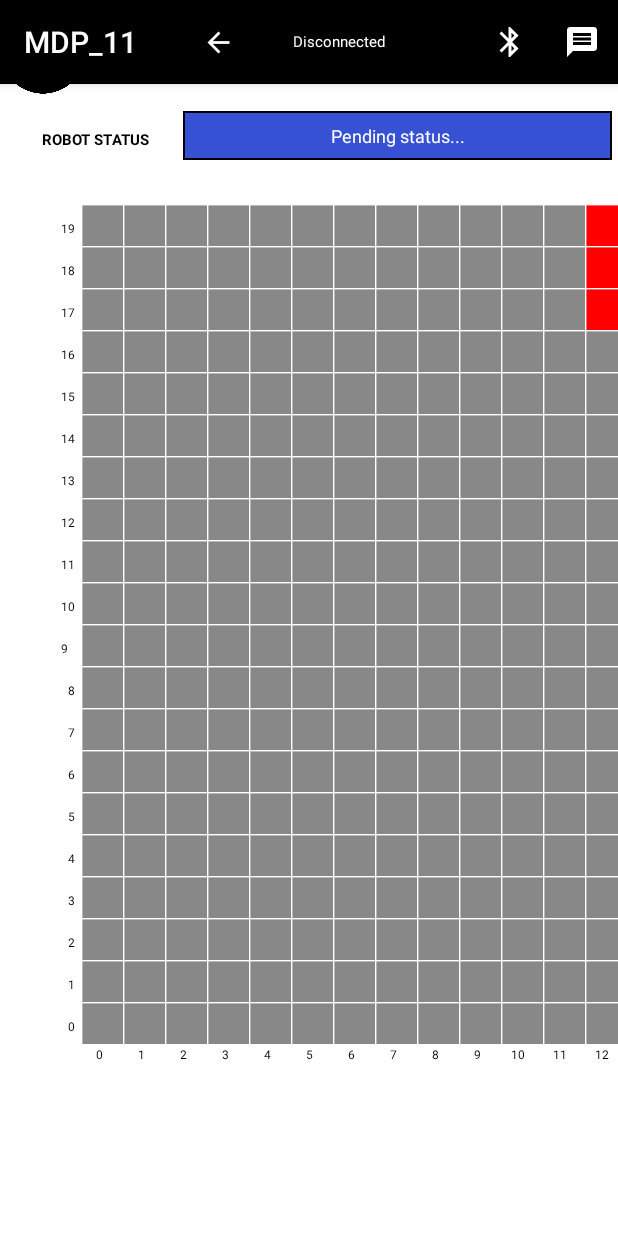
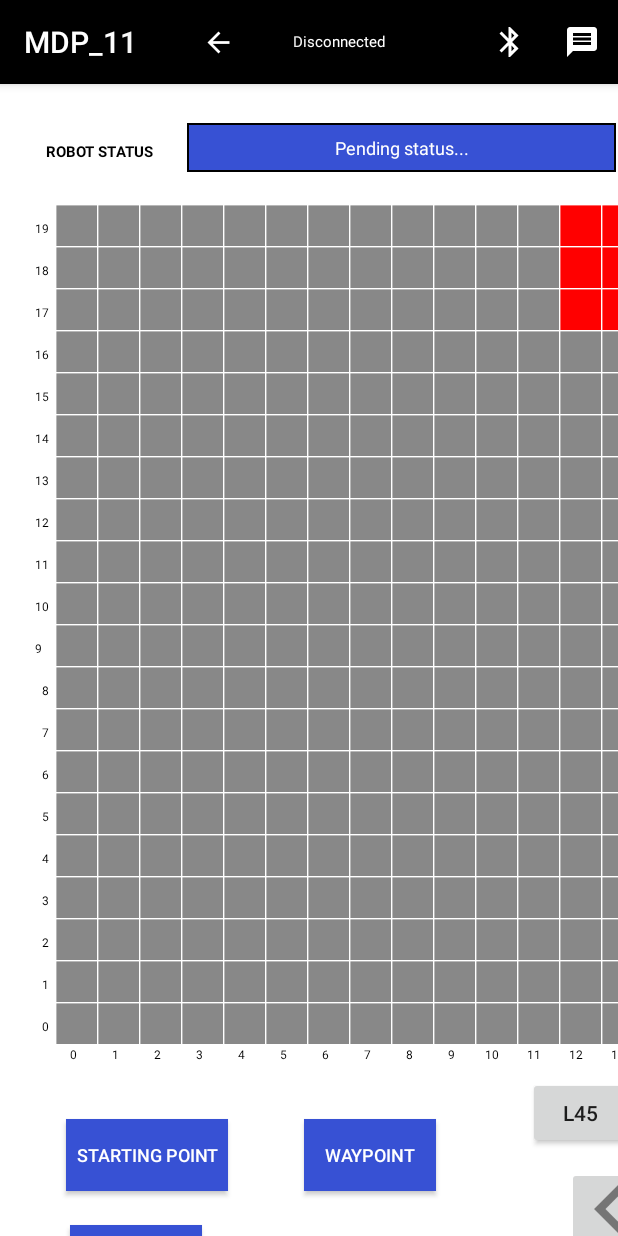
Before and after one commit to GuangWeiNgoh/MDP_11, an Android app: the screen it shows after launch (MainActivity), on a phone screen of 412 x 824 dp. Run offline under Robolectric (Android 15) with nearby library versions, the phone set to English and light mode, and no system bars.

Commit message:
Updated absolute ui

```diff
--- a/app/src/main/java/com/android/mdp_11/GridMap.java
+++ b/app/src/main/java/com/android/mdp_11/GridMap.java
@@ -1265,7 +1265,7 @@ public class GridMap extends View {
         ToggleButton manualAutoToggleBtn = ((Activity)this.getContext()).findViewById(R.id.manualAutoToggleBtn);
         Switch phoneTiltSwitch = ((Activity)this.getContext()).findViewById(R.id.phoneTiltSwitch);
         updateRobotAxis(0, 0, "None");
-        robotStatusTextView.setText("status");
+        robotStatusTextView.setText("Pending status...");
         sharedPreferences();
         editor.putString("receivedText", "");
         editor.putString("sentText", "");
--- a/app/src/main/java/com/android/mdp_11/MainActivity.java
+++ b/app/src/main/java/com/android/mdp_11/MainActivity.java
@@ -63,11 +63,11 @@ public class MainActivity extends AppCompatActivity implements SensorEventListen
     TextView exploreTimeTextView, fastestTimeTextView;
     ToggleButton exploreToggleBtn, fastestToggleBtn;
     ImageButton exploreResetImageBtn, fastestResetImageBtn;
-    ImageButton calibrationBtn;
+//    ImageButton calibrationBtn;
     TextView robotStatusTextView;
     ImageButton moveForwardImageBtn, turnRightImageBtn, moveBackwardImageBtn, turnLeftImageBtn;
     Switch phoneTiltSwitch;
-    Button resetMapBtn, left45Btn, right45Btn;
+    Button resetMapBtn, left45Btn, right45Btn, calibrationBtn;
     ToggleButton setStartPointToggleBtn, setWaypointToggleBtn;
     TextView xAxisTextView, yAxisTextView, directionAxisTextView;
     ImageButton directionChangeImageBtn, exploredImageBtn, obstacleImageBtn, clearImageBtn;
--- a/app/src/main/res/layout/activity_main.xml
+++ b/app/src/main/res/layout/activity_main.xml
@@ -20,8 +20,39 @@
         android:layout_width="450dp"
         android:layout_height="600dp"
         android:layout_marginStart="15dp"
-        android:layout_x="26dp"
+        android:layout_x="9dp"
         android:layout_y="136dp" />
+
+    <Button
+        android:id="@+id/reconfigureBtn"
+        android:layout_width="74dp"
+        android:layout_height="56dp"
+        android:layout_marginEnd="30dp"
+        android:layout_marginBottom="214dp"
+        android:layout_x="485dp"
+        android:layout_y="289dp"
+        android:background="@color/colorAccent"
+        android:text="Recon"
+        android:textAlignment="center"
+        android:textColor="@color/colorWhite"
+        android:textSize="12sp"
+        android:textStyle="bold" />
+
+    <Button
+        android:id="@+id/f1Btn"
+        android:layout_width="74dp"
+        android:layout_height="56dp"
+        android:layout_marginEnd="30dp"
+        android:layout_marginBottom="372dp"
+        android:layout_x="485dp"
+        android:layout_y="148dp"
+        android:background="@color/colorAccent"
+        android:contentDescription="F1 value"
+        android:text="F1"
+        android:textAlignment="center"
+        android:textColor="@color/colorWhite"
+        android:textSize="12sp"
+        android:textStyle="bold" />
 
     <Button
         android:id="@+id/f2Btn"
@@ -29,54 +60,15 @@
         android:layout_height="56dp"
         android:layout_marginEnd="30dp"
         android:layout_marginBottom="295dp"
-        android:layout_x="494dp"
-        android:layout_y="204dp"
+        android:layout_x="485dp"
+        android:layout_y="218dp"
         android:background="@color/colorAccent"
         android:contentDescription="F2 value"
         android:text="F2"
         android:textAlignment="center"
         android:textColor="@color/colorWhite"
-        android:textSize="16sp"
+        android:textSize="12sp"
         android:textStyle="bold" />
-
-    <Button
-        android:id="@+id/reconfigureBtn"
-        android:layout_width="74dp"
-        android:layout_height="56dp"
-        android:layout_marginEnd="30dp"
-        android:layout_marginBottom="214dp"
-        android:layout_x="496dp"
-        android:layout_y="272dp"
-        android:background="@color/colorAccent"
-        android:text="Recon"
-        android:textAlignment="center"
-        android:textColor="@color/colorWhite"
-        android:textSize="16sp"
-        android:textStyle="bold" />
-
-    <ToggleButton
-        android:id="@+id/exploreToggleBtn"
-        android:layout_width="wrap_content"
-        android:layout_height="wrap_content"
-        android:layout_marginTop="57dp"
-        android:layout_x="487dp"
-        android:layout_y="349dp"
-        android:gravity="center_vertical"
-
-        android:textAlignment="center"
-        android:textOff="@string/explore_button"
-        android:textOn="STOP"
-        android:textSize="10sp" />
-
-    <TextView
-        android:id="@+id/exploreTimeTextView"
-        android:layout_width="77dp"
-        android:layout_height="52dp"
-        android:layout_marginTop="118dp"
-        android:layout_x="493dp"
-        android:layout_y="397dp"
-        android:text="@string/default_time"
-        android:textSize="10sp" />
 
     <ToggleButton
         android:id="@+id/fastestToggleBtn"
@@ -84,11 +76,24 @@
         android:layout_height="wrap_content"
         android:layout_marginStart="49dp"
         android:layout_marginTop="9dp"
-        android:layout_x="490dp"
-        android:layout_y="456dp"
+        android:layout_x="475dp"
+        android:layout_y="467dp"
         android:gravity="center_vertical"
         android:textAlignment="center"
         android:textOff="@string/fastest_button"
+        android:textOn="STOP"
+        android:textSize="10sp" />
+
+    <ToggleButton
+        android:id="@+id/exploreToggleBtn"
+        android:layout_width="wrap_content"
+        android:layout_height="wrap_content"
+        android:layout_marginTop="57dp"
+        android:layout_x="476dp"
+        android:layout_y="390dp"
+        android:gravity="center_vertical"
+        android:textAlignment="center"
+        android:textOff="@string/explore_button"
         android:textOn="STOP"
         android:textSize="10sp" />
 
@@ -97,26 +102,21 @@
         android:layout_width="73dp"
         android:layout_height="56dp"
         android:layout_marginStart="59dp"
-        android:layout_x="493dp"
-        android:layout_y="509dp"
+        android:layout_x="483dp"
+        android:layout_y="519dp"
         android:text="@string/default_time"
         android:textSize="10sp" />
 
-    <Button
-        android:id="@+id/f1Btn"
-        android:layout_width="74dp"
-        android:layout_height="56dp"
-        android:layout_marginEnd="30dp"
-        android:layout_marginBottom="372dp"
-        android:layout_x="496dp"
-        android:layout_y="136dp"
-        android:background="@color/colorAccent"
-        android:contentDescription="F1 value"
-        android:text="F1"
-        android:textAlignment="center"
-        android:textColor="@color/colorWhite"
-        android:textSize="16sp"
-        android:textStyle="bold" />
+    <TextView
+        android:id="@+id/exploreTimeTextView"
+        android:layout_width="77dp"
+        android:layout_height="52dp"
+        android:layout_marginTop="118dp"
+        android:layout_x="483dp"
+        android:layout_y="438dp"
+        android:text="@string/default_time"
+        android:textSize="10sp" />
+
 
     <TextView
         android:id="@+id/exploreTextView"
@@ -141,15 +141,19 @@
         app:srcCompat="@drawable/ic_refresh" />
     <!--  wrap_content  -->
 
-    <ImageButton
+    <Button
         android:id="@+id/calibrationBtn"
-        style="@android:style/Widget.Holo.Light.ImageButton"
-        android:layout_width="45dp"
-        android:layout_height="45dp"
+        android:layout_width="wrap_content"
+        android:layout_height="wrap_content"
         android:layout_marginTop="21dp"
         android:layout_marginEnd="148dp"
         android:layout_marginBottom="52dp"
-        app:srcCompat="@drawable/ic_refresh" />
+        android:layout_x="475dp"
+        android:layout_y="630dp"
+        android:text="CALIBRATE"
+        android:textSize="11sp"
+        android:textStyle="bold"/>
+    <!--        app:srcCompat="@drawable/ic_refresh"-->
 
     <TextView
         android:id="@+id/fastestTextView"
@@ -183,8 +187,8 @@
         android:layout_height="wrap_content"
         android:layout_marginStart="140dp"
         android:layout_marginTop="75dp"
-        android:layout_x="122dp"
-        android:layout_y="74dp"
+        android:layout_x="125dp"
+        android:layout_y="82dp"
         android:background="@drawable/border"
         android:padding="8dp"
         android:scrollbars="vertical"
@@ -201,13 +205,20 @@
         android:layout_marginTop="8dp"
         android:layout_marginEnd="24dp"
         android:layout_marginBottom="15dp"
-        android:layout_x="-7dp"
-        android:layout_y="86dp"
+        android:layout_x="-4dp"
+        android:layout_y="94dp"
         android:text="@string/robot_status_title"
         android:textAlignment="center"
         android:textColor="@color/colorBlack"
         android:textSize="10dp"
         android:textStyle="bold" />
+
+    <!--  wrap_content  -->
+    <!--  210 x wrap_content  -->
+
+    <!--  150 x wrap_content  -->
+
+    <!--  30 x 40  -->
 
     <Switch
         android:id="@+id/phoneTiltSwitch"
@@ -216,12 +227,41 @@
         android:layout_marginStart="8dp"
         android:layout_marginTop="106dp"
         android:layout_marginEnd="8dp"
+        android:layout_x="203dp"
+        android:layout_y="826dp"
         android:splitTrack="false"
-        android:text="TILT OFF"/>
-    <!--  wrap_content  -->
-    <!--  210 x wrap_content  -->
+        android:textSize="12sp"
+        android:text="TILT OFF" />
 
-    <!--  150 x wrap_content  -->
+    <ToggleButton
+        android:id="@+id/setWaypointToggleBtn"
+        android:layout_width="wrap_content"
+        android:layout_height="wrap_content"
+        android:layout_marginTop="8dp"
+        android:layout_x="203dp"
+        android:layout_y="746dp"
+        android:background="@color/colorAccent"
+        android:textAlignment="center"
+        android:textColor="@color/colorWhite"
+        android:textOff="@string/set_waypoint_button"
+        android:textOn="CANCEL"
+        android:textSize="12sp" />
+
+    <ToggleButton
+        android:id="@+id/setStartPointToggleBtn"
+        android:layout_width="wrap_content"
+        android:layout_height="wrap_content"
+        android:layout_marginStart="8dp"
+        android:layout_marginEnd="8dp"
+        android:layout_x="44dp"
+        android:layout_y="746dp"
+        android:background="@color/colorAccent"
+        android:padding="10px"
+        android:textAlignment="center"
+        android:textColor="@color/colorWhite"
+        android:textOff="@string/set_start_point_button"
+        android:textOn="CANCEL"
+        android:textSize="12sp" />
 
     <Button
         android:id="@+id/resetMapBtn"
@@ -229,40 +269,14 @@
         android:layout_height="wrap_content"
         android:layout_marginStart="10dp"
         android:layout_marginEnd="30dp"
+        android:layout_x="47dp"
+        android:layout_y="817dp"
         android:background="@color/colorAccent"
         android:padding="10px"
         android:text="@string/reset_map_button"
         android:textAlignment="center"
         android:textColor="@color/colorWhite"
-        android:textSize="10sp"/>
-
-    <!--  30 x 40  -->
-
-    <ToggleButton
-        android:id="@+id/setStartPointToggleBtn"
-        android:layout_width="wrap_content"
-        android:layout_height="wrap_content"
-        android:layout_marginStart="8dp"
-        android:layout_marginEnd="8dp"
-        android:background="@color/colorAccent"
-        android:padding="10px"
-        android:textAlignment="center"
-        android:textColor="@color/colorWhite"
-        android:textOff="@string/set_start_point_button"
-        android:textOn="CANCEL"
-        android:textSize="10sp"/>
-
-    <ToggleButton
-        android:id="@+id/setWaypointToggleBtn"
-        android:layout_width="wrap_content"
-        android:layout_height="wrap_content"
-        android:layout_marginTop="8dp"
-        android:background="@color/colorAccent"
-        android:textAlignment="center"
-        android:textColor="@color/colorWhite"
-        android:textOff="@string/set_waypoint_button"
-        android:textOn="CANCEL"
-        android:textSize="10sp"/>
+        android:textSize="12sp" />
 
     <TextView
         android:id="@+id/xLabelTextView"
@@ -331,45 +345,53 @@
 
     <ImageButton
         android:id="@+id/directionChangeImageBtn"
-        android:layout_width="57dp"
-        android:layout_height="67dp"
+        android:layout_width="30dp"
+        android:layout_height="30dp"
         android:layout_marginStart="8dp"
         android:layout_marginTop="200dp"
         android:layout_marginEnd="40dp"
         android:layout_marginBottom="8dp"
+        android:layout_x="440dp"
+        android:layout_y="85dp"
         android:background="@null"
         android:scaleType="fitCenter"
         app:srcCompat="@drawable/icon_direction" />
 
     <ImageButton
         android:id="@+id/exploredImageBtn"
-        android:layout_width="57dp"
-        android:layout_height="67dp"
+        android:layout_width="30dp"
+        android:layout_height="30dp"
         android:layout_marginStart="504dp"
         android:layout_marginTop="192dp"
         android:layout_marginEnd="8dp"
+        android:layout_x="480dp"
+        android:layout_y="85dp"
         android:background="@null"
         android:scaleType="fitCenter"
         app:srcCompat="@drawable/icon_checked" />
 
     <ImageButton
         android:id="@+id/obstacleImageBtn"
-        android:layout_width="57dp"
-        android:layout_height="67dp"
+        android:layout_width="30dp"
+        android:layout_height="30dp"
         android:layout_marginStart="8dp"
         android:layout_marginTop="8dp"
         android:layout_marginEnd="28dp"
+        android:layout_x="520dp"
+        android:layout_y="85dp"
         android:background="@null"
         android:scaleType="fitCenter"
         app:srcCompat="@drawable/icon_obstacle" />
 
     <ImageButton
         android:id="@+id/clearImageBtn"
-        android:layout_width="57dp"
-        android:layout_height="67dp"
+        android:layout_width="30dp"
+        android:layout_height="30dp"
         android:layout_marginStart="8dp"
         android:layout_marginEnd="28dp"
         android:layout_marginBottom="56dp"
+        android:layout_x="560dp"
+        android:layout_y="85dp"
         android:background="@null"
         android:scaleType="fitCenter"
         app:srcCompat="@drawable/icon_remove" />
@@ -425,19 +447,35 @@
         android:textSize="12sp"
         android:visibility="gone"/>
 
+    <!--  55 x 55  -->
+
+    <!--  55 x 55  -->
+
+    <!--  55 x 55  -->
+    <!--  55 x 55  -->
+
     <ToggleButton
         android:id="@+id/manualAutoToggleBtn"
         android:layout_width="wrap_content"
         android:layout_height="wrap_content"
         android:layout_marginStart="8dp"
         android:layout_marginBottom="1dp"
+        android:layout_x="475dp"
+        android:layout_y="565dp"
         android:textAlignment="center"
         android:textOff="AUTO"
         android:textOn="MANUAL"
         android:textSize="10sp"
-        android:textStyle="bold"/>
+        android:textStyle="bold" />
 
-    <!--  55 x 55  -->
+    <ImageButton
+        android:id="@+id/turnRightImageBtn"
+        android:layout_width="55dp"
+        android:layout_height="55dp"
+        android:layout_marginEnd="10dp"
+        android:layout_x="478dp"
+        android:layout_y="778dp"
+        app:srcCompat="@drawable/ic_arrow_move_right" />
 
     <ImageButton
         android:id="@+id/moveForwardImageBtn"
@@ -445,27 +483,10 @@
         android:layout_height="55dp"
         android:layout_marginStart="8dp"
         android:layout_marginTop="25dp"
-        android:layout_marginEnd="18dp"/>
-    <!--  55 x 55  -->
-    <ImageButton
-        android:id="@+id/moveBackwardImageBtn"
-        android:layout_width="55dp"
-        android:layout_height="55dp"
-        android:layout_marginStart="8dp"
-        android:layout_marginEnd="18dp"/>
-    <!--  55 x 55  -->
-    <ImageButton
-        android:id="@+id/turnLeftImageBtn"
-        android:layout_width="55dp"
-        android:layout_height="55dp"
-        android:layout_marginStart="0dp"
-        android:layout_marginEnd="10dp"/>
-    <!--  55 x 55  -->
-    <ImageButton
-        android:id="@+id/turnRightImageBtn"
-        android:layout_width="55dp"
-        android:layout_height="55dp"
-        android:layout_marginEnd="10dp"/>
+        android:layout_marginEnd="18dp"
+        android:layout_x="427dp"
+        android:layout_y="727dp"
+        app:srcCompat="@drawable/ic_arrow_move_forward" />
 
     <Button
         android:id="@+id/left45Btn"
@@ -473,12 +494,37 @@
         android:layout_height="wrap_content"
         android:layout_marginStart="3dp"
         android:layout_marginEnd="0dp"
-        android:text="L45"/>
+        android:layout_x="352dp"
+        android:layout_y="718dp"
+        android:text="L45" />
+
+    <ImageButton
+        android:id="@+id/turnLeftImageBtn"
+        android:layout_width="55dp"
+        android:layout_height="55dp"
+        android:layout_marginStart="0dp"
+        android:layout_marginEnd="10dp"
+        android:layout_x="378dp"
+        android:layout_y="778dp"
+        app:srcCompat="@drawable/ic_arrow_move_left" />
+
+    <ImageButton
+        android:id="@+id/moveBackwardImageBtn"
+        android:layout_width="55dp"
+        android:layout_height="55dp"
+        android:layout_marginStart="8dp"
+        android:layout_marginEnd="18dp"
+        android:layout_x="427dp"
+        android:layout_y="827dp"
+        app:srcCompat="@drawable/ic_arrow_move_backward" />
 
     <Button
         android:id="@+id/right45Btn"
         android:layout_width="70dp"
         android:layout_height="wrap_content"
         android:layout_marginBottom="9dp"
-        android:text="R45"/>
+        android:layout_x="484dp"
+        android:layout_y="718dp"
+        android:text="R45" />
+
 </AbsoluteLayout>
```
